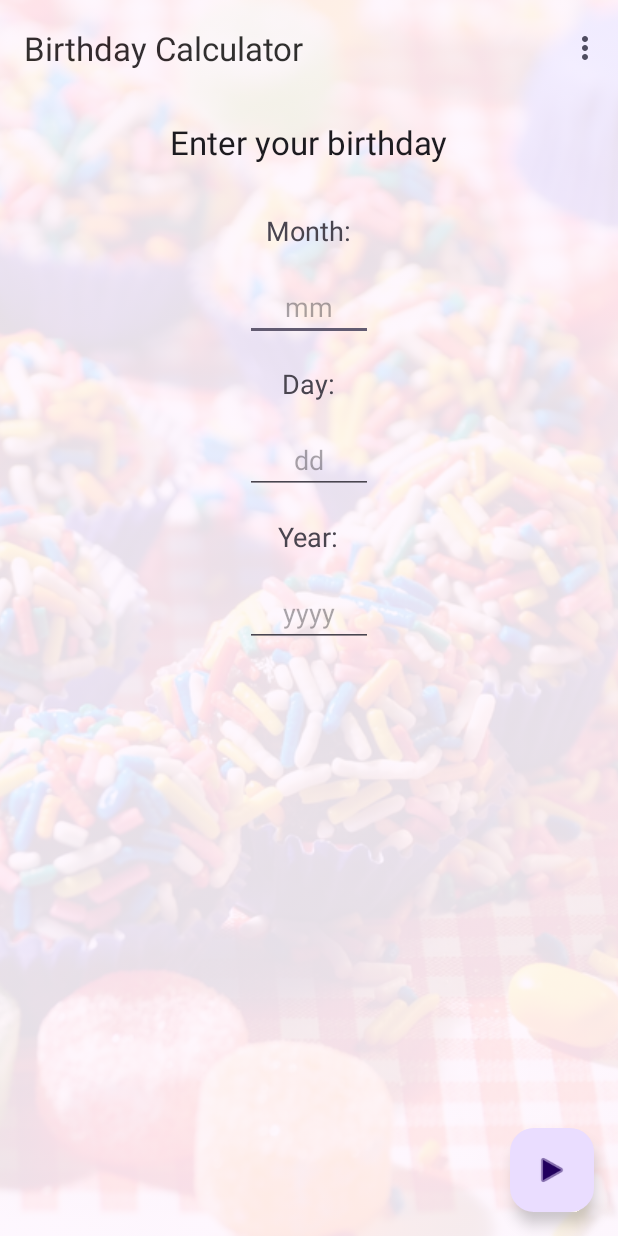
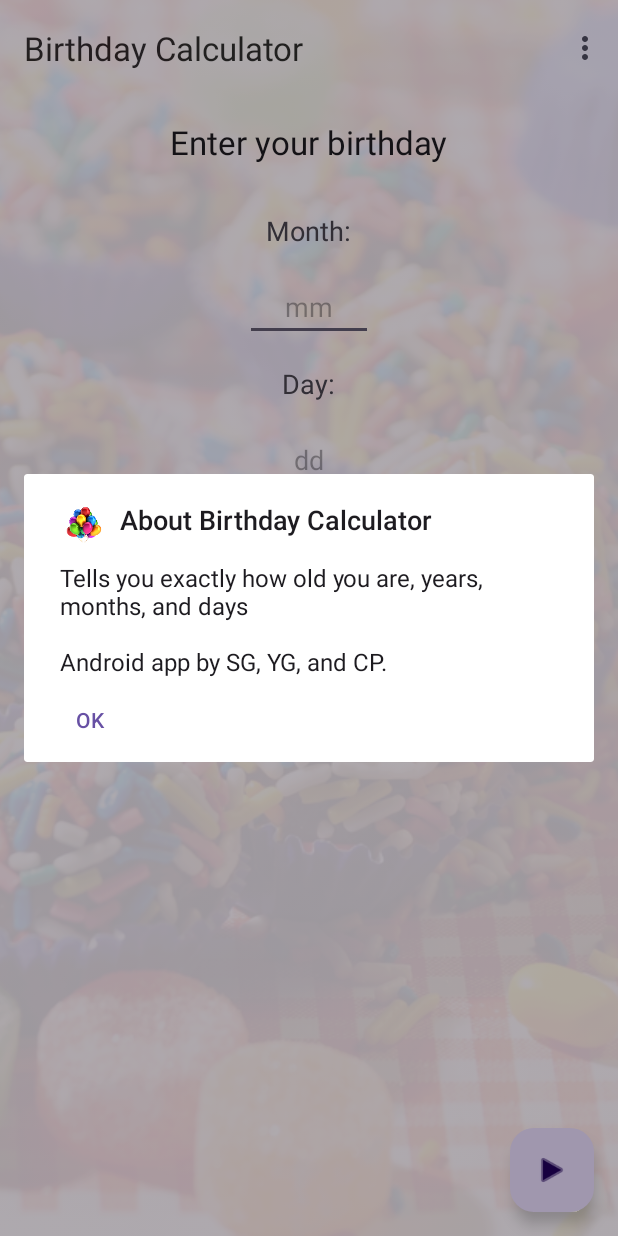
Before and after one commit to yglazer/BirthdayCalculator, an Android app: the screen it shows after launch (MainActivity), in the options menu, after a tap on "About", on a phone screen of 412 x 824 dp. Run offline under Robolectric (Android 15) with nearby library versions, the phone set to English and light mode, and no system bars.

Commit message:
About has been finished!

```diff
--- a/app/src/main/java/com/example/birthdaycalculator/MainActivity.java
+++ b/app/src/main/java/com/example/birthdaycalculator/MainActivity.java
@@ -1,9 +1,12 @@
 package com.example.birthdaycalculator;
 
+import android.content.Context;
+import android.content.DialogInterface;
 import android.os.Bundle;
 
 import com.google.android.material.snackbar.Snackbar;
 
+import androidx.appcompat.app.AlertDialog;
 import androidx.appcompat.app.AppCompatActivity;
 
 import android.view.View;
@@ -56,14 +59,43 @@ public class MainActivity extends AppCompatActivity {
         if (id == R.id.action_settings) {
             return true;
         }
+        else if (id == R.id.action_about) {
+            showAbout();
+            return true;
+        }
 
         return super.onOptionsItemSelected(item);
     }
 
-    /*private void showAbout() {
-        dismissSnackBarIfShown();
-        showInfoDialog(MainActivity.this, "About 13 Stones",
-                "A quick two-player game; have fun!\n" +
-                        "\nAndroid game by SA.\nmintedtech@gmail.com");
-    }*/
+    private void showAbout() {
+        showInfoDialog(MainActivity.this, "About Birthday Calculator",
+                "Tells you exactly how old you are, years, months, and days\n" +
+                        "\nAndroid app by SG, YG, and CP.");
+    }
+    public static void showInfoDialog (Context context, String strTitle, String strMsg)
+    {
+        // create the listener for the dialog
+        final DialogInterface.OnClickListener listener = new DialogInterface.OnClickListener ()
+        {
+            @Override
+            public void onClick (DialogInterface dialog, int which)
+            {
+                dialog.dismiss();
+            }
+        };
+
+        // Create the AlertDialog.Builder object
+        AlertDialog.Builder alertDialogBuilder = new AlertDialog.Builder (context);
+
+        // Use the AlertDialog's Builder Class methods to set the title, icon, message, et al.
+        // These could all be chained as one long statement, if desired
+        alertDialogBuilder.setTitle (strTitle);
+        alertDialogBuilder.setIcon (R.mipmap.ic_launcher);
+        alertDialogBuilder.setMessage (strMsg);
+        alertDialogBuilder.setCancelable (true);
+        alertDialogBuilder.setNeutralButton (context.getString (android.R.string.ok), listener);
+
+        // Create and Show the Dialog
+        alertDialogBuilder.show ();
+    }
 }
```
